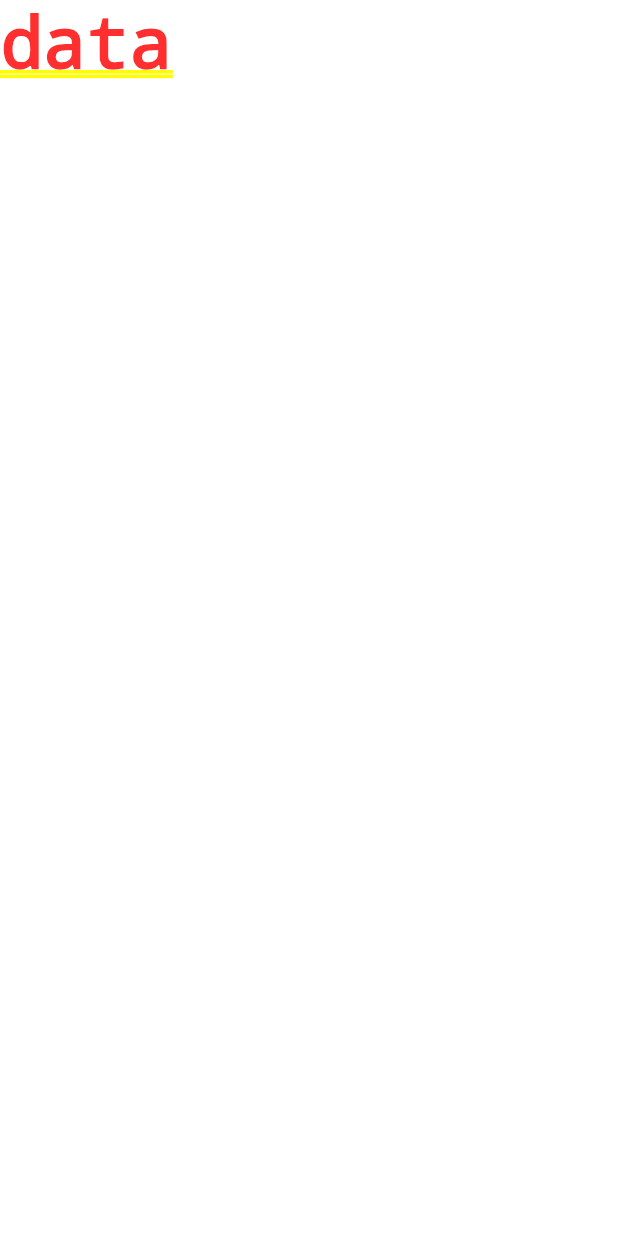
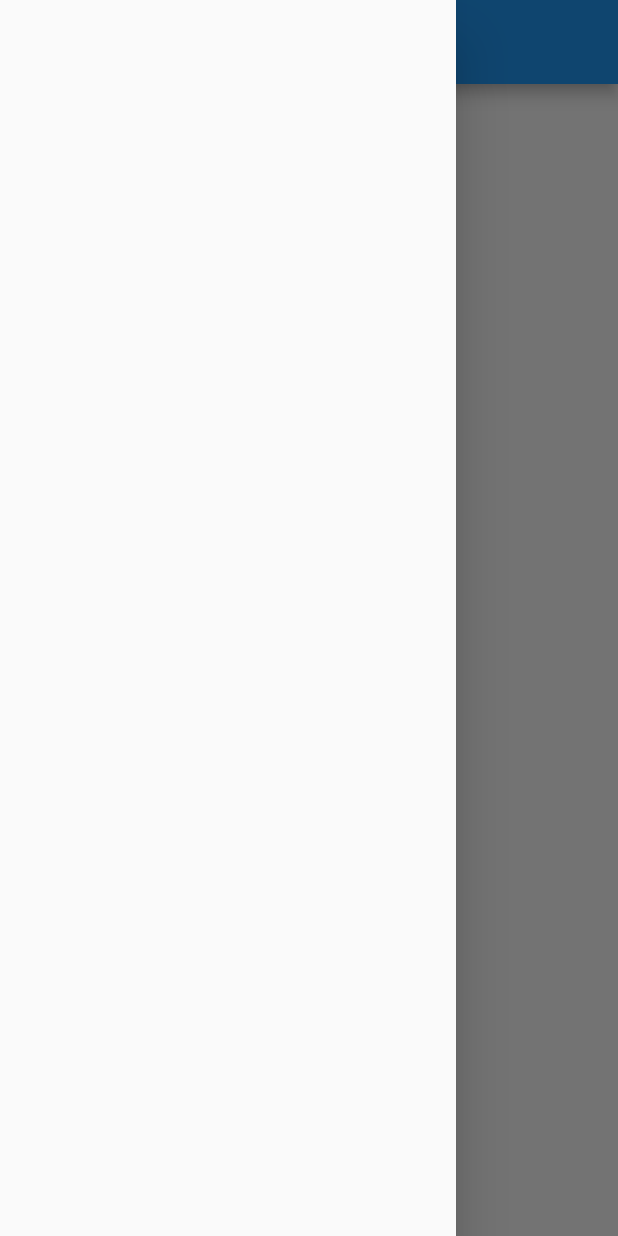
Before and after one commit to nicolau-np/HinarioCatolico, a Flutter app: the screen it shows after launch, with the side drawer open (before the commit the screen has no drawer), on a phone screen of 412 x 824 dp. Run offline on Flutter 3.47's test engine with Material 2 defaults, Android fonts, the phone set to English and light mode, and no system bars.

Commit message:
trabalhando no drawer bar

```diff
--- a/lib/main.dart
+++ b/lib/main.dart
@@ -11,15 +11,15 @@ class MyApp extends StatelessWidget {
   @override
   Widget build(BuildContext context) {
     return MaterialApp(
+      debugShowCheckedModeBanner: false,
       title: 'Flutter Demo',
       theme: ThemeData(
         primarySwatch: Colors.blue,
         visualDensity: VisualDensity.adaptivePlatformDensity,
       ),
-      initialRoute: '/drawer_screen',
+      initialRoute: '/home',
       routes: {
-        '/': (context) => HomePage(),
-        '/drawer_screen': (context) => DrawerScreen(),
+        '/home': (context) => HomePage(),
       },
     );
   }
--- a/lib/screens/home_page.dart
+++ b/lib/screens/home_page.dart
@@ -1,4 +1,5 @@
 import 'package:flutter/material.dart';
+import 'package:hinario_catolico/widgets/drawer_screen.dart';
 
 class HomePage extends StatelessWidget {
   @override
@@ -7,8 +8,9 @@ class HomePage extends StatelessWidget {
       appBar: AppBar(
         title: Text('Hinário Católico'),
       ),
+      drawer: DrawerScreen(),
       body: Center(
-        child: Text("hello"),
+        child: Text('heloo'),
       ),
     );
   }
--- a/lib/widgets/drawer_screen.dart
+++ b/lib/widgets/drawer_screen.dart
@@ -3,8 +3,12 @@ import 'package:flutter/material.dart';
 class DrawerScreen extends StatelessWidget {
   @override
   Widget build(BuildContext context) {
-    return Container(
-      child: Text("data"),
+    return Drawer(
+      child: Column(
+        children: [
+
+        ],
+      ),
     );
   }
 }
```
